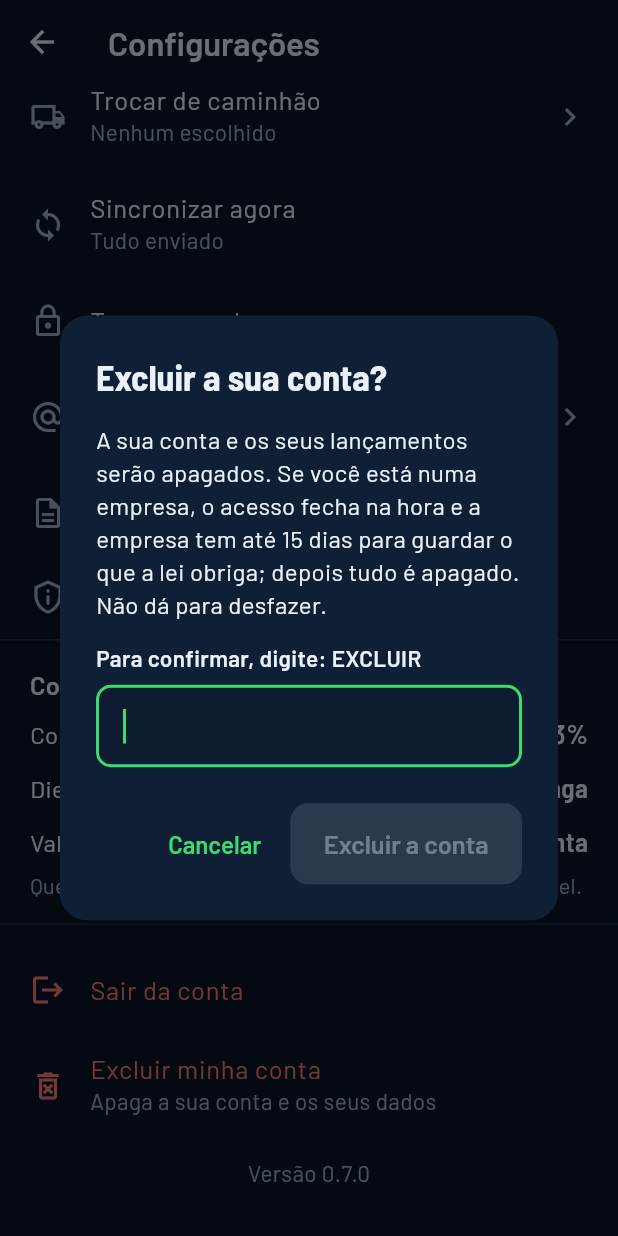
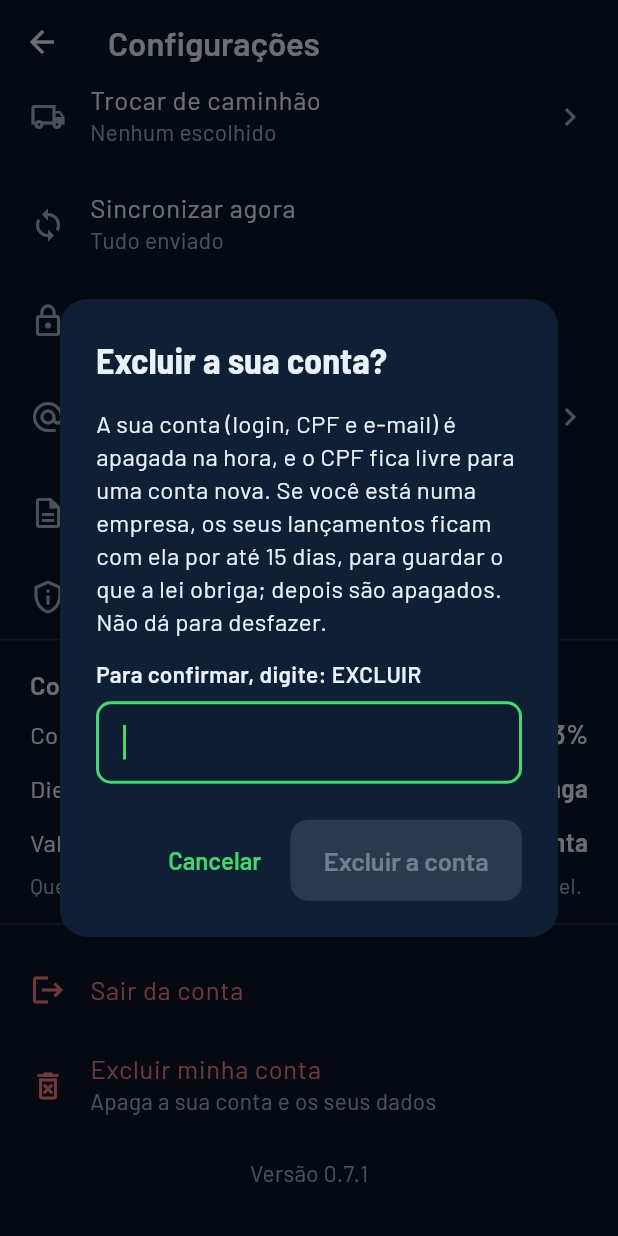
Before and after one commit to dasilvagonchoroskie-cpu/plataforma-gestao-frota, a Flutter app: the TelaConfiguracoes screen opened directly, scrolled down 202 dp, after a tap on "Excluir minha conta", on a phone screen of 412 x 824 dp. Run offline on Flutter 3.47's test engine with Material 3 defaults, Android fonts, the phone set to English and light mode, and no system bars; our stand-ins replace connectivity_plus, drift, drift_flutter, flutter_riverpod, pdf, share_plus and 3 more; accounts and stored records are empty; generated files the repository leaves out were written again.

Commit message:
Apps 0.7.1: textos da exclusão da conta; painel sem religar quem excluiu
Co-Authored-By: Claude Opus 5.5 <noreply@anthropic.com>
Claude-Session: https://claude.ai/code/session_01K8BjtNN82ELdNwfw4c2inn

```diff
--- a/apps/gestor/lib/config.dart
+++ b/apps/gestor/lib/config.dart
@@ -7,7 +7,7 @@ const supabaseChavePublica = String.fromEnvironment(
   defaultValue: 'sb_publishable_nM7GeKdmBtrk7VxUBk6s3A_e9Yc9Mdn',
 );
 
-const versaoApp = '0.7.0';
+const versaoApp = '0.7.1';
 
 /// Endereço do painel web (vai no recado para o dono de uma empresa nova).
 /// A esteira passa o endereço certo na compilação (--dart-define=PAINEL_URL).
--- a/apps/gestor/lib/dados/equipe.dart
+++ b/apps/gestor/lib/dados/equipe.dart
@@ -142,8 +142,10 @@ class Equipe {
   final Map<String, Map<String, Map<String, Object?>>> brutos;
   final DateTime carregadoEm;
 
-  /// Quando o motorista pediu para excluir a conta (nulo = não pediu).
+  /// Quando o motorista excluiu a conta (nulo = não excluiu). Antes de
+  /// 23/10/2026 a data ficava no perfil; agora fica no cadastro do motorista.
   DateTime? exclusaoPedida(Motorista m) {
+    if (m.exclusaoPedidaEm != null) return m.exclusaoPedidaEm;
     for (final p in perfis) {
       if (p.id == m.perfilId) return p.exclusaoPedidaEm;
     }
@@ -644,9 +646,9 @@ class Equipe {
       r.add(
         Alerta(
           TipoAlerta.exclusaoPedida,
-          '${m.primeiroNome} pediu para excluir a conta',
-          'Os dados dele serão apagados em ${dataTexto(pedido.add(prazoExclusaoMotorista))}. '
-              'Baixe antes o PDF com todos os dados dele.',
+          '${m.primeiroNome} excluiu a conta',
+          'O login dele já foi apagado. Os lançamentos ficam até ${dataTexto(pedido.add(prazoExclusaoMotorista))} '
+              'e depois são apagados. Baixe antes o PDF com todos os dados dele.',
           motoristaId: m.id,
         ),
       );
--- a/apps/gestor/lib/dados/modelos.dart
+++ b/apps/gestor/lib/dados/modelos.dart
@@ -138,10 +138,20 @@ class Motorista {
     this.telefone,
     this.ativo = true,
     this.modalidade,
+    this.exclusaoPedidaEm,
   });
 
   final String id;
+
+  /// Vazio quando o motorista excluiu a conta (o login já foi apagado).
   final String perfilId;
+
+  /// Quando o motorista excluiu a conta (nulo = não excluiu). O cadastro e os
+  /// lançamentos ficam com a empresa por [prazoExclusaoMotorista].
+  final DateTime? exclusaoPedidaEm;
+
+  /// Excluiu a conta: não tem login para religar nem para redefinir.
+  bool get excluiuConta => exclusaoPedidaEm != null || perfilId.isEmpty;
 
   /// Graneleiro, Baú... (nula = ainda não escolheu; a empresa tem mais de uma).
   final String? modalidade;
@@ -162,6 +172,7 @@ class Motorista {
     telefone: lerTextoOuNulo(m['telefone']),
     ativo: lerBool(m['ativo'], true),
     modalidade: lerTextoOuNulo(m['modalidade']),
+    exclusaoPedidaEm: lerDataOuNula(m['exclusao_pedida_em']),
   );
 }
 
--- a/apps/gestor/lib/telas/motoristas/detalhe_motorista.dart
+++ b/apps/gestor/lib/telas/motoristas/detalhe_motorista.dart
@@ -253,6 +253,8 @@ class _MenuMotorista extends ConsumerWidget {
           value: _Acao.modalidade,
           child: ListTile(leading: Icon(Icons.alt_route), title: Text('Trocar a modalidade dele')),
         ),
+        // Quem excluiu a conta não tem login: nada para redefinir ou religar.
+        if (!m.excluiuConta) ...[
           const PopupMenuItem(
             value: _Acao.redefinir,
             child: ListTile(leading: Icon(Icons.key_outlined), title: Text('Redefinir o acesso')),
@@ -264,6 +266,7 @@ class _MenuMotorista extends ConsumerWidget {
               title: Text(m.ativo ? 'Desligar da empresa' : 'Religar na empresa'),
             ),
           ),
+        ],
         const PopupMenuItem(
           value: _Acao.excluir,
           child: ListTile(leading: Icon(Icons.delete_forever_outlined), title: Text('Excluir motorista e dados')),
@@ -596,6 +599,7 @@ class _Cadastro extends ConsumerWidget {
                     icon: const Icon(Icons.picture_as_pdf_outlined),
                     label: const Text('Baixar tudo dele (PDF)'),
                   ),
+                  if (!m.excluiuConta) ...[
                     OutlinedButton.icon(
                       onPressed: () => redefinirAcesso(context, ref, m),
                       icon: const Icon(Icons.key_outlined),
@@ -607,6 +611,7 @@ class _Cadastro extends ConsumerWidget {
                       label: Text(m.ativo ? 'Desligar da empresa' : 'Religar na empresa'),
                       style: m.ativo ? OutlinedButton.styleFrom(foregroundColor: cores.negativo) : null,
                     ),
+                  ],
                   OutlinedButton.icon(
                     onPressed: () => excluirMotorista(context, ref, m),
                     icon: const Icon(Icons.delete_forever_outlined),
@@ -619,11 +624,12 @@ class _Cadastro extends ConsumerWidget {
                 const SizedBox(height: 12),
                 Aviso(
                   icone: Icons.delete_outline,
-                  titulo: 'Ele pediu para excluir a conta',
+                  titulo: 'Ele excluiu a conta',
                   texto:
-                      'Pedido feito em ${dataTexto(e.exclusaoPedida(m)!)}. O acesso dele já foi encerrado e os dados '
-                      'serão apagados sozinhos em ${dataTexto(e.exclusaoPedida(m)!.add(prazoExclusaoMotorista))}. '
-                      'Baixe antes o PDF com todos os dados dele (botão "Baixar tudo dele").',
+                      'Em ${dataTexto(e.exclusaoPedida(m)!)} ele excluiu a conta e o login dele foi apagado. '
+                      'Os lançamentos ficam até ${dataTexto(e.exclusaoPedida(m)!.add(prazoExclusaoMotorista))} '
+                      'e depois são apagados sozinhos. Baixe antes o PDF com todos os dados dele (botão "Baixar tudo dele"). '
+                      'Se ele voltar com uma conta nova, use "Excluir motorista e dados" para liberar o cadastro.',
                 ),
               ],
               const SizedBox(height: 8),
--- a/apps/gestor/lib/telas/motoristas/tela_motoristas.dart
+++ b/apps/gestor/lib/telas/motoristas/tela_motoristas.dart
@@ -417,7 +417,7 @@ class LinhaMotorista extends StatelessWidget {
       title: Text(m.nome, style: const TextStyle(fontSize: 17, fontWeight: FontWeight.w600)),
       subtitle: Text(
         equipe.exclusaoPedida(m) != null
-            ? 'Pediu para excluir a conta em ${dataTexto(equipe.exclusaoPedida(m)!)}'
+            ? 'Excluiu a conta em ${dataTexto(equipe.exclusaoPedida(m)!)}'
             : '${modalidade.isEmpty ? '' : '$modalidade  ·  '}'
                   '${caminhao == null ? 'sem caminhão' : placaTexto(caminhao.placa)}  ·  último envio ${quandoTexto(envio, agora)}',
         style: equipe.exclusaoPedida(m) != null
--- a/apps/gestor/pubspec.yaml
+++ b/apps/gestor/pubspec.yaml
@@ -1,7 +1,7 @@
 name: gestor
 description: App de celular e painel web do gestor e do dono da Plataforma de Gestão de Frota.
 publish_to: none
-version: 0.7.0+1
+version: 0.7.1+1
 
 environment:
   sdk: ^3.8.0
--- a/apps/motorista/lib/acesso/acesso.dart
+++ b/apps/motorista/lib/acesso/acesso.dart
@@ -1,6 +1,7 @@
 import 'dart:convert';
 
 import 'package:flutter_riverpod/flutter_riverpod.dart';
+import 'package:nucleo/nucleo.dart' show dataTexto;
 import 'package:visual/visual.dart' show versaoTermos;
 
 import '../dados/armazenamento.dart';
@@ -223,9 +224,7 @@ class Acesso extends AsyncNotifier<EstadoAcesso> {
   Future<String> excluirConta() async {
     final r = await _s.excluirMinhaConta();
     await sair();
-    return r['apagada'] == true
-        ? 'Conta excluída. Os seus dados foram apagados.'
-        : 'Pedido de exclusão feito. O seu acesso foi encerrado e os dados serão apagados em até 15 dias.';
+    return recadoDaExclusao(r);
   }
 
   /// Sai da conta e limpa o celular.
@@ -238,3 +237,12 @@ class Acesso extends AsyncNotifier<EstadoAcesso> {
 }
 
 final acessoProvider = AsyncNotifierProvider<Acesso, EstadoAcesso>(Acesso.new);
+
+/// Recado depois de excluir a conta. O login e o CPF saem na hora; quem está
+/// numa empresa deixa os lançamentos com ela até a data de [r]['apagar_em'].
+String recadoDaExclusao(Map<String, Object?> r) {
+  if (r['apagada'] == true) return 'Conta excluída. Os seus dados foram apagados.';
+  final ate = DateTime.tryParse('${r['apagar_em'] ?? ''}');
+  return 'Conta excluída. O seu CPF já está livre para uma conta nova. Os seus lançamentos ficam com a empresa '
+      '${ate == null ? 'por até 15 dias' : 'até ${dataTexto(ate.toLocal())}'} e depois são apagados.';
+}
--- a/apps/motorista/lib/config.dart
+++ b/apps/motorista/lib/config.dart
@@ -10,4 +10,4 @@ const supabaseChavePublica = String.fromEnvironment(
   defaultValue: 'sb_publishable_nM7GeKdmBtrk7VxUBk6s3A_e9Yc9Mdn',
 );
 
-const versaoApp = '0.7.0';
+const versaoApp = '0.7.1';
--- a/apps/motorista/lib/telas/acesso/telas_acesso.dart
+++ b/apps/motorista/lib/telas/acesso/telas_acesso.dart
@@ -901,8 +901,9 @@ Future<void> excluirMinhaConta(BuildContext context, WidgetRef ref) async {
   final ok = await confirmarDigitando(
     context,
     titulo: 'Excluir a sua conta?',
-    texto: 'A sua conta e os seus lançamentos serão apagados. Se você está numa empresa, o acesso fecha na hora '
-        'e a empresa tem até 15 dias para guardar o que a lei obriga; depois tudo é apagado. Não dá para desfazer.',
+    texto: 'A sua conta (login, CPF e e-mail) é apagada na hora, e o CPF fica livre para uma conta nova. '
+        'Se você está numa empresa, os seus lançamentos ficam com ela por até 15 dias, para guardar o que a lei '
+        'obriga; depois são apagados. Não dá para desfazer.',
     palavra: 'EXCLUIR',
     botao: 'Excluir a conta',
   );
--- a/apps/motorista/pubspec.yaml
+++ b/apps/motorista/pubspec.yaml
@@ -1,7 +1,7 @@
 name: motorista
 description: App do motorista da Plataforma de Gestão de Frota.
 publish_to: none
-version: 0.7.0+1
+version: 0.7.1+1
 
 environment:
   sdk: ^3.8.0
```
Also changed, not shown: 3 other files. Lines whose indentation alone changed are shown as unchanged.
